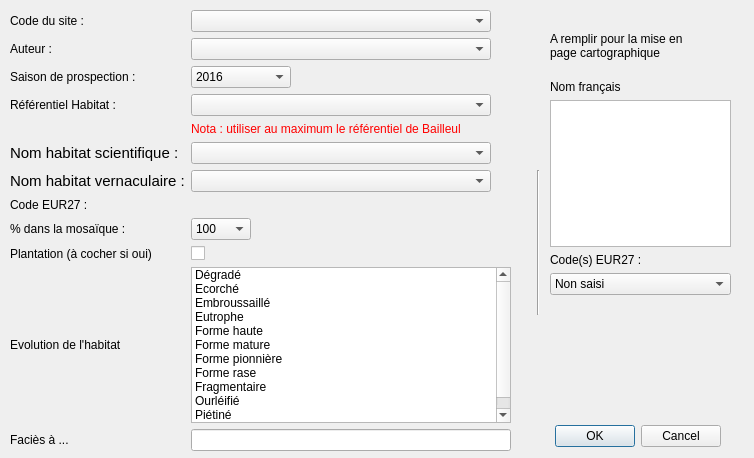
VincentD/bdtravaux, file ui_bdhabnat_dialog.ui: the form before one commit.
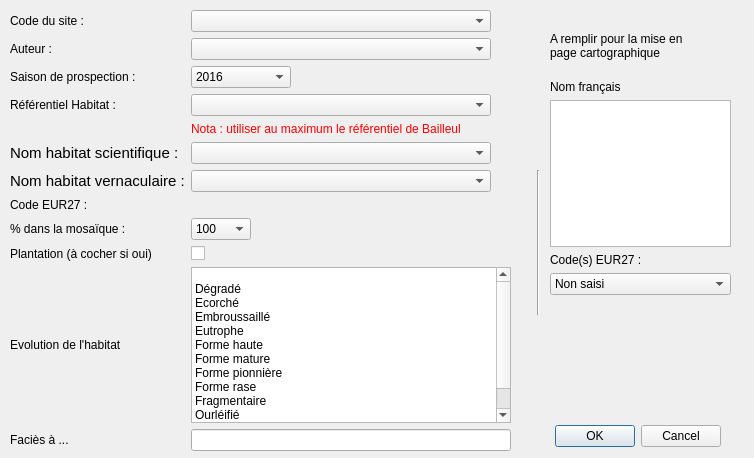
The form after the commit.

Patch:
```diff
--- a/ui_bdhabnat_dialog.ui
+++ b/ui_bdhabnat_dialog.ui
@@ -673,6 +673,11 @@
       <property name="selectionMode">
        <enum>QAbstractItemView::ExtendedSelection</enum>
       </property>
+      <item>
+       <property name="text">
+        <string/>
+       </property>
+      </item>
       <item>
        <property name="text">
         <string>Dégradé</string>
```
